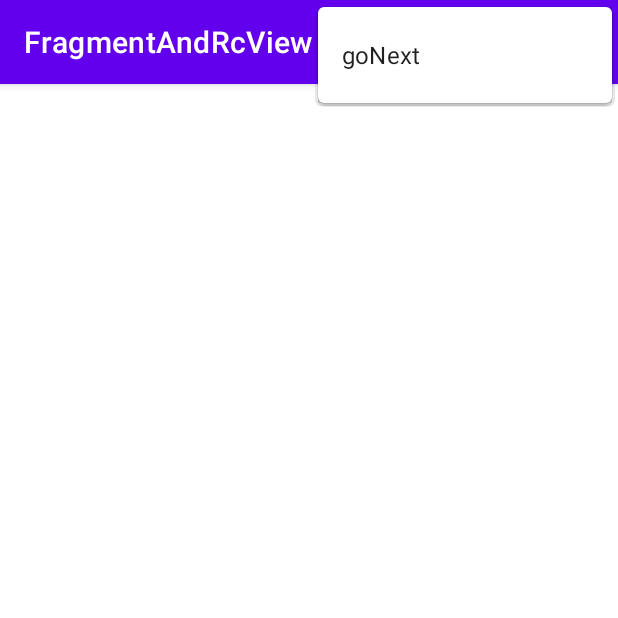
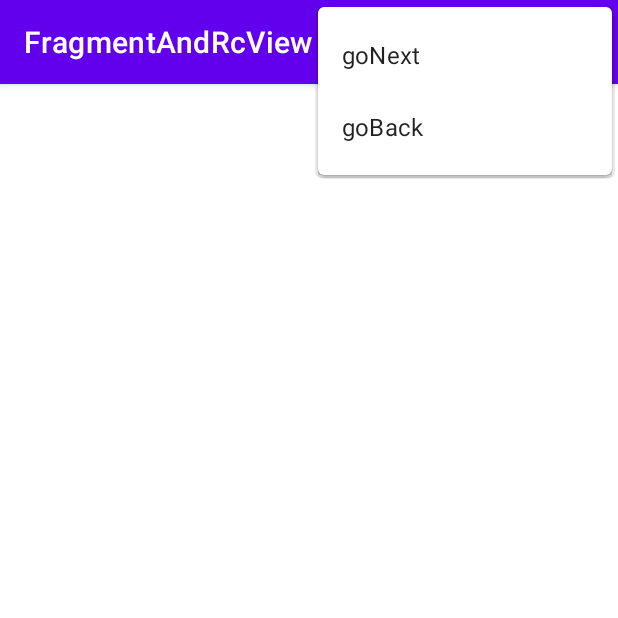
Before and after one commit to mantik0Ra/mantik0Ra, an Android app: the screen it shows after launch (MainActivity), with the options menu open, on a phone screen of 412 x 824 dp, the top half of it. Run offline under Robolectric (Android 15) with nearby library versions, the phone set to English and light mode, and no system bars.

Commit message:
add some button in menu and logic
Добавил кнопку возврата и логику кнопок в меню

```diff
--- a/app/src/main/res/menu/menu.xml
+++ b/app/src/main/res/menu/menu.xml
@@ -3,8 +3,13 @@
     xmlns:app="http://schemas.android.com/apk/res-auto">
 
     <item
-        android:id="@+id/item1"
-        android:title="goNext"
+        android:id="@+id/itemNext"
+        android:title="@string/gonext"
+        app:showAsAction="withText"/>
+
+    <item
+        android:id="@+id/itemBack"
+        android:title="@string/goback"
         app:showAsAction="withText"/>
 
 </menu>
--- a/app/src/main/res/values/strings.xml
+++ b/app/src/main/res/values/strings.xml
@@ -5,4 +5,6 @@
     <string name="NameTextView">Name: </string>
     <string name="StatusTextView">Status: </string>
     <string name="GenderTextView">Gender: </string>
+    <string name="goback">goBack</string>
+    <string name="gonext">goNext</string>
 </resources>
```
Also changed, not shown: app/src/main/java/com/example/fragmentandrcview/RcViewFragment.kt (+27 -5 lines).
